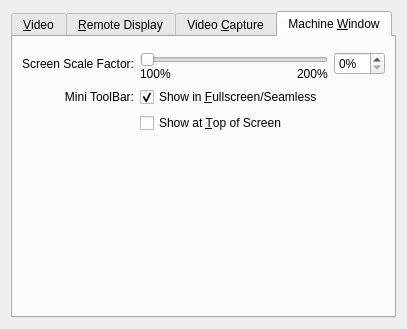
The window that vbox/src/VBox/Frontends/VirtualBox/src/settings/machine/UIMachineSettingsDisplay.ui (jljuxgm/vboxgit) describes before a commit, drawn with Qt 5.
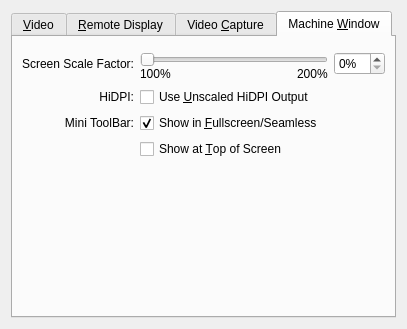
The same window after the commit. The open tabs and pages were chosen to show the change. Custom widgets are drawn as their Qt base class.

Commit message:
commit_53465 ------------------------------------------------------------------------ r53465 | vboxsync | 2014-12-05 23:47:11 +0800 (Fri, 05 Dec 2014) | 1 line
FE/Qt: Mac OS X: 6278: Support for unscaled HiDPI (Retina) video-output: Machine settings: Display page: Machine Window tab extended with check-box for that option.
------------------------------------------------------------------------

```diff
--- a/vbox/src/VBox/Frontends/VirtualBox/src/settings/machine/UIMachineSettingsDisplay.ui
+++ b/vbox/src/VBox/Frontends/VirtualBox/src/settings/machine/UIMachineSettingsDisplay.ui
@@ -721,6 +721,32 @@
         </widget>
        </item>
        <item row="3" column="0">
+        <widget class="QLabel" name="m_pLabelHiDPI">
+         <property name="text">
+          <string>HiDPI:</string>
+         </property>
+         <property name="alignment">
+          <set>Qt::AlignRight|Qt::AlignTrailing|Qt::AlignVCenter</set>
+         </property>
+        </widget>
+       </item>
+       <item row="3" column="1" colspan="2">
+        <widget class="QCheckBox" name="m_pCheckBoxUnscaledHiDPIOutput">
+         <property name="sizePolicy">
+          <sizepolicy vsizetype="Fixed" hsizetype="MinimumExpanding">
+           <horstretch>0</horstretch>
+           <verstretch>0</verstretch>
+          </sizepolicy>
+         </property>
+         <property name="whatsThis">
+          <string>If checked, guest screen content will not be logically scaled on hosts with HiDPI screens.</string>
+         </property>
+         <property name="text">
+          <string>Use &amp;Unscaled HiDPI Output</string>
+         </property>
+        </widget>
+       </item>
+       <item row="4" column="0">
         <widget class="QLabel" name="m_pLabelMiniToolBar">
          <property name="text">
           <string>Mini ToolBar:</string>
@@ -730,7 +756,7 @@
          </property>
         </widget>
        </item>
-       <item row="3" column="1" colspan="2">
+       <item row="4" column="1" colspan="2">
         <widget class="QCheckBox" name="m_pCheckBoxShowMiniToolBar">
          <property name="sizePolicy">
           <sizepolicy vsizetype="Fixed" hsizetype="MinimumExpanding">
@@ -749,7 +775,7 @@
          </property>
         </widget>
        </item>
-       <item row="4" column="1" colspan="2">
+       <item row="5" column="1" colspan="2">
         <widget class="QCheckBox" name="m_pComboToolBarAlignment">
          <property name="sizePolicy">
           <sizepolicy vsizetype="Fixed" hsizetype="MinimumExpanding">
@@ -768,7 +794,7 @@
          </property>
         </widget>
        </item>
-       <item row="5" column="0" colspan="3">
+       <item row="6" column="0" colspan="3">
         <spacer name="m_pSpacer">
          <property name="orientation">
           <enum>Qt::Vertical</enum>
```
Left out of the diff: 2 changed lines with no effect on the pictures. The commit also changes 2 other files.
